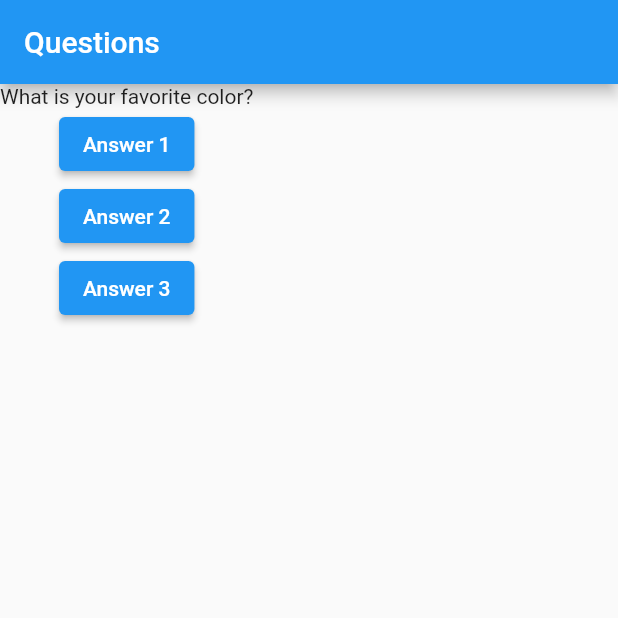
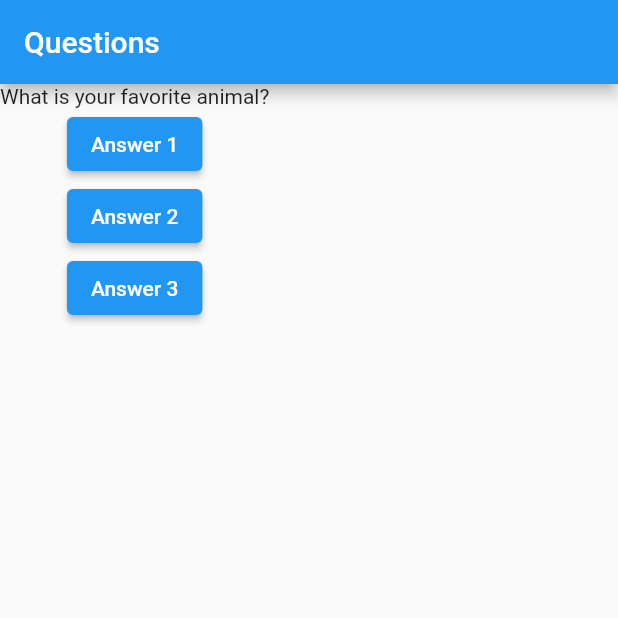
Before and after one commit to IsmaelCardoso/fundamentals_flutter_quiz_exemple, a Flutter app: the screen it shows after launch, after a tap on "Answer 1", on a phone screen of 412 x 824 dp, the top half of it. Run offline on Flutter 3.47's test engine with Material 2 defaults, Android fonts, the phone set to English and light mode, and no system bars.

Commit message:
chore(main): StatefulWidget

```diff
--- a/lib/main.dart
+++ b/lib/main.dart
@@ -3,12 +3,15 @@ import 'package:flutter/widgets.dart';
 
 main() => runApp(QuestionApp());
 
-@override
-class QuestionApp extends StatelessWidget {
+class QuestionAppState extends State<QuestionApp> {
+  var selectedQuestion = 0;
+
   void answer() {
-    print("question answered 1");
+    setState(() => {selectedQuestion++});
+    print(selectedQuestion);
   }
 
+  @override
   Widget build(BuildContext context) {
     final questions = [
       "What is your favorite color?",
@@ -22,19 +25,19 @@ class QuestionApp extends StatelessWidget {
         ),
         body: Column(
           children: [
-            Text(questions[0]),
+            Text(questions[selectedQuestion]),
             ElevatedButton(onPressed: answer, child: Text("Answer 1")),
-            ElevatedButton(
-                onPressed: () {
-                  print("question answered 2");
-                },
-                child: Text("Answer 2")),
-            ElevatedButton(
-                onPressed: () => print("question answered 3"),
-                child: Text("Answer 3")),
+            ElevatedButton(onPressed: answer, child: Text("Answer 2")),
+            ElevatedButton(onPressed: answer, child: Text("Answer 3")),
           ],
         ),
       ),
     );
   }
 }
+
+class QuestionApp extends StatefulWidget {
+  QuestionAppState createState() {
+    return QuestionAppState();
+  }
+}
```
